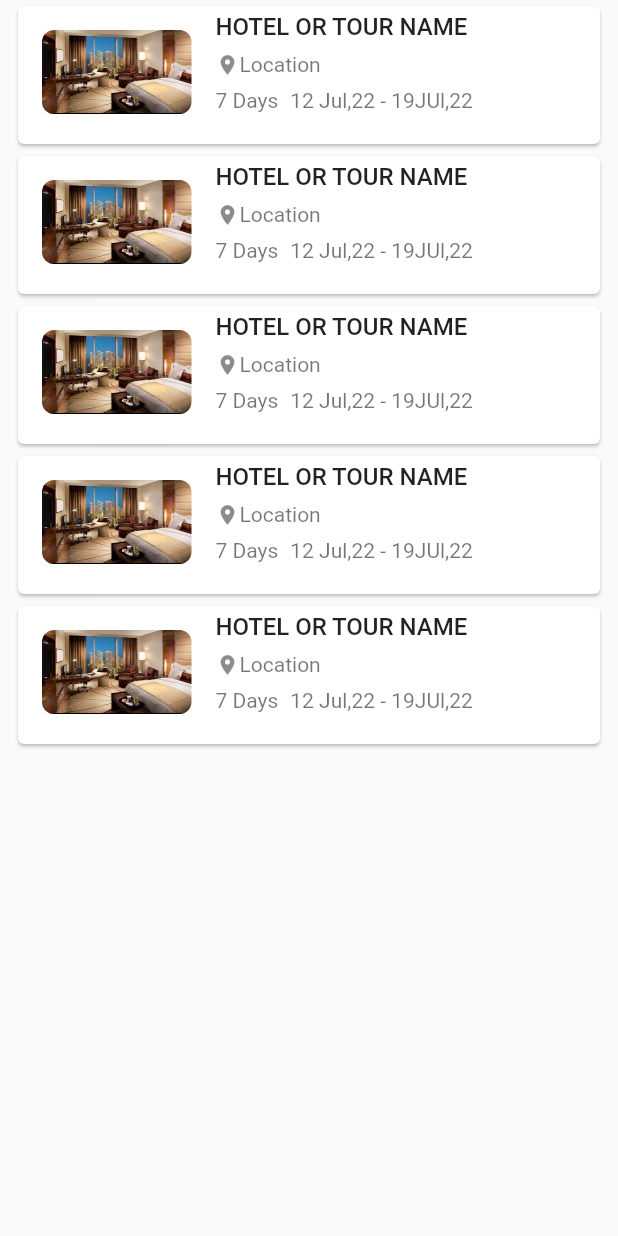
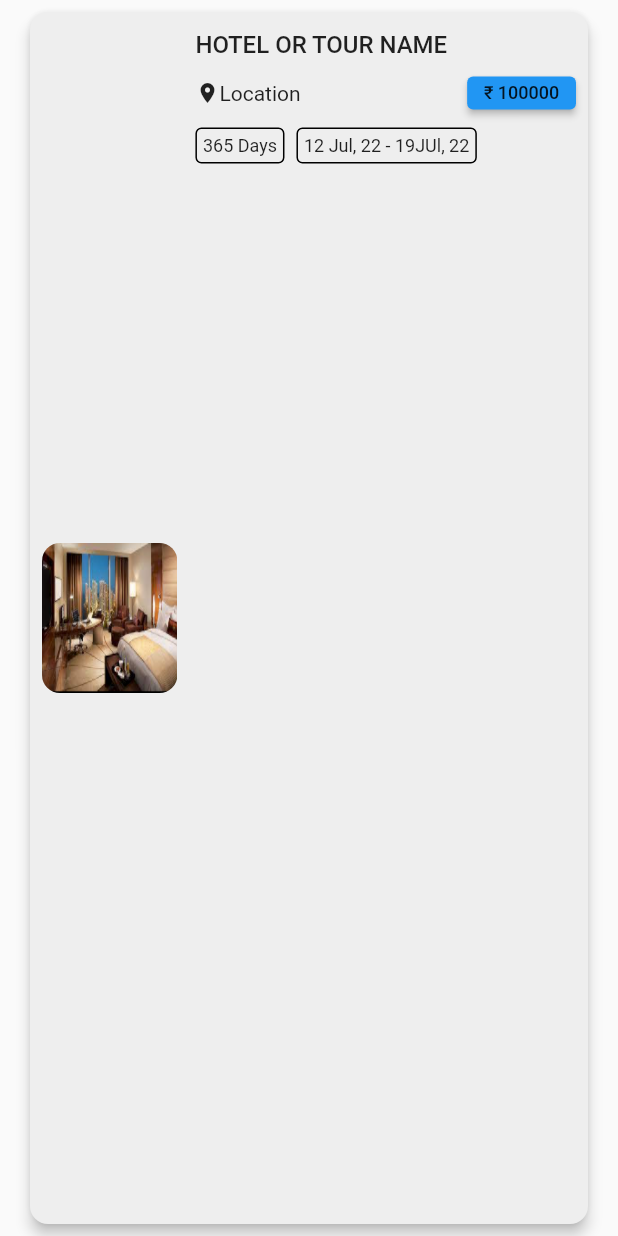
Before and after one commit to ArpitAgrawal7/flutter, a Flutter app: the HistoryListViewWidget widget shown alone on an empty page, opened directly, on a phone screen of 412 x 824 dp. Run offline on Flutter 3.47's test engine with Material 2 defaults, Android fonts, the light colour scheme and no system bars; our stand-ins replace bloc, flutter_bloc, flutter_rating_bar, flutter_svg.

Commit message:
user history page done

```diff
--- a/make_my_trip/lib/main.dart
+++ b/make_my_trip/lib/main.dart
@@ -19,9 +19,8 @@ class MyApp extends StatelessWidget {
       home:
           // LoginPage(),
           //  HotelListPage(),
-          //  RoomListPage(),
-      //    UserHistory(),
-      HistoryListViewWidget(),
+          RoomListPage(),
+      // UserHistory(),
     );
   }
 }
--- a/make_my_trip/lib/pages/user_history_page.dart
+++ b/make_my_trip/lib/pages/user_history_page.dart
@@ -1,4 +1,5 @@
 import 'package:flutter/material.dart';
+import 'package:make_my_trip/widgets/history_list_view_widget.dart';
 
 class UserHistory extends StatelessWidget {
   const UserHistory({Key? key}) : super(key: key);
@@ -6,26 +7,38 @@ class UserHistory extends StatelessWidget {
   @override
   Widget build(BuildContext context) {
     return Scaffold(
-      body: SafeArea(
-        child: Column(
-          children: [
-            Row(
+        body: SafeArea(
+      child: Column(
+        children: [
+          Padding(
+            padding: const EdgeInsets.symmetric(vertical: 16.0),
+            child: Row(
               mainAxisAlignment: MainAxisAlignment.spaceBetween,
               children: const [
                 Padding(
                   padding: EdgeInsets.symmetric(horizontal: 12.0),
                   child: Icon(Icons.arrow_back_ios),
                 ),
-                Text("History",style:  TextStyle(fontSize: 22, fontWeight: FontWeight.w600),),
+                Text(
+                  "History",
+                  style: TextStyle(fontSize: 22, fontWeight: FontWeight.w600),
+                ),
                 Padding(
                   padding: EdgeInsets.symmetric(horizontal: 12.0),
                   child: Icon(Icons.notifications_outlined),
                 ),
               ],
             ),
-          ],
-        ),
-      )
-    );
+          ),
+          Expanded(
+            child: ListView.builder(
+                itemCount: 15,
+                itemBuilder: (context, index) {
+                  return const HistoryListViewWidget();
+                }),
+          )
+        ],
+      ),
+    ));
   }
 }
--- a/make_my_trip/lib/widgets/history_list_view_widget.dart
+++ b/make_my_trip/lib/widgets/history_list_view_widget.dart
@@ -5,59 +5,119 @@ class HistoryListViewWidget extends StatelessWidget {
 
   @override
   Widget build(BuildContext context) {
-    return Scaffold(
-      body: ListView.builder(
-        shrinkWrap: true,
-        itemBuilder: (context, index) {
-          return Container(
-            height: 100,
-            width: double.infinity,
-            margin: EdgeInsets.symmetric(horizontal: 8.0),
-            child: Card(
-              child: ListTile(
-                leading: ClipRRect(
-                  borderRadius: BorderRadius.circular(8.0),
-                  child:
-                      Image.asset("assets/images/hotel.png", fit: BoxFit.fill),
+    return Padding(
+      padding: const EdgeInsets.symmetric(horizontal: 16.0, vertical: 4.0),
+      child: Card(
+        elevation: 4,
+        color: Colors.grey[200],
+        shape: RoundedRectangleBorder(
+          borderRadius: BorderRadius.circular(12.0),
+        ),
+        child: Row(
+          children: [
+            Expanded(
+              flex: 2,
+              child: Padding(
+                padding:
+                    const EdgeInsets.symmetric(vertical: 8.0, horizontal: 8.0),
+                child: SizedBox(
+                  height: 100,
+                  child: ClipRRect(
+                    borderRadius: BorderRadius.circular(12.0),
+                    child: Image.asset("assets/images/hotel.png",
+                        fit: BoxFit.fill),
+                  ),
                 ),
-                title: const Text(
-                  "HOTEL OR TOUR NAME",
-                  style: TextStyle(fontWeight: FontWeight.w500, fontSize: 16),
-                ),
-                subtitle: Column(
+              ),
+            ),
+            Expanded(
+              flex: 5,
+              child: Padding(
+                padding: const EdgeInsets.symmetric(horizontal: 4.0),
+                child: Column(
+                  crossAxisAlignment: CrossAxisAlignment.start,
                   children: [
+                    const Padding(
+                      padding: EdgeInsets.only(top: 12.0),
+                      child: Text(
+                        "HOTEL OR TOUR NAME",
+                        style: TextStyle(
+                            fontWeight: FontWeight.w500, fontSize: 16),
+                      ),
+                    ),
                     Padding(
                       padding: const EdgeInsets.symmetric(vertical: 8.0),
                       child: Row(
-                        children: const [
-                          Icon(
+                        children: [
+                          const Icon(
                             Icons.location_on,
                             size: 16,
                           ),
-                          Text("Location"),
+                          const Expanded(flex: 3, child: Text("Location")),
+                          const Spacer(),
+                          Expanded(
+                            flex: 2,
+                            child: Card(
+                              elevation: 2,
+                              color: Colors.blue,
+                              shape: RoundedRectangleBorder(
+                                borderRadius: BorderRadius.circular(4.0),
+                              ),
+                              child: const Padding(
+                                padding: EdgeInsets.symmetric(vertical: 4.0),
+                                child: Center(
+                                  child: Text(
+                                    "₹ 100000",
+                                    style: TextStyle(
+                                        fontSize: 12,
+                                        fontWeight: FontWeight.w500),
+                                  ),
+                                ),
+                              ),
+                            ),
+                          ),
                         ],
                       ),
                     ),
                     Row(
-                      children: const [
-                        Text("7 Days"),
+                      children: [
+                        Container(
+                          decoration: BoxDecoration(
+                            borderRadius: BorderRadius.circular(4.0),
+                            border: Border.all(),
+                          ),
+                          child: const Padding(
+                            padding: EdgeInsets.all(4.0),
+                            child: Text("365 Days",
+                                style: TextStyle(
+                                    fontSize: 12, fontWeight: FontWeight.w400)),
+                          ),
+                        ),
                         Padding(
-                          padding: EdgeInsets.symmetric(horizontal: 8.0),
-                          child: Text("12 Jul,22 - 19JUl,22"),
+                          padding: const EdgeInsets.symmetric(horizontal: 8.0),
+                          child: Container(
+                            decoration: BoxDecoration(
+                              borderRadius: BorderRadius.circular(4.0),
+                              border: Border.all(),
+                            ),
+                            child: const Padding(
+                              padding: EdgeInsets.all(4.0),
+                              child: Text(
+                                "12 Jul, 22 - 19JUl, 22",
+                                style: TextStyle(
+                                    fontSize: 12, fontWeight: FontWeight.w400),
+                              ),
+                            ),
+                          ),
                         ),
                       ],
                     ),
                   ],
                 ),
-                // trailing: Container(
-                //   color: Colors.blue,
-                //   child: const Text("₹ 100000"),
-                // ),
               ),
             ),
-          );
-        },
-        itemCount: 5,
+          ],
+        ),
       ),
     );
   }
```
